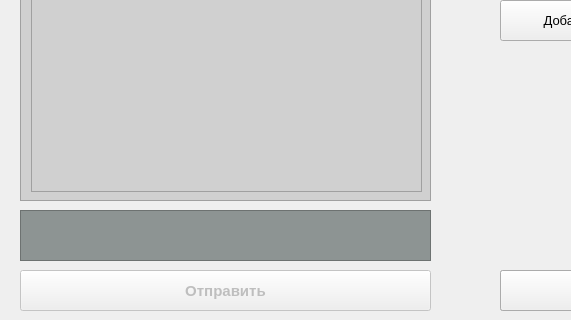
Old version of the form Client_Windows/Chat/menu.ui in the repository pavelmomo/dark_chat; both pictures show x 0 to 571 and y 180 to 500 of the 700 by 500 pixel window.
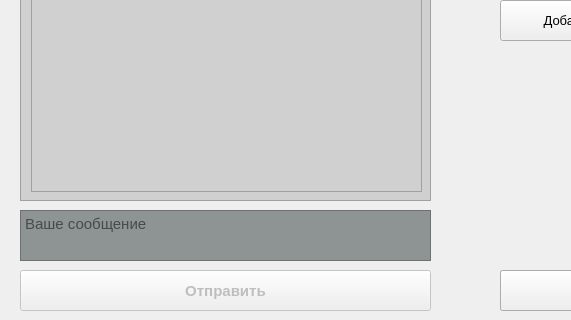
New version of the form. Icons and pictures are not drawn. Custom widgets are drawn as their Qt base class.

Commit message: Изменение интерфейса клиента windows

The edit to the form file:
```diff
--- a/Client_Windows/Chat/menu.ui
+++ b/Client_Windows/Chat/menu.ui
@@ -176,9 +176,17 @@
       <height>51</height>
      </rect>
     </property>
+    <property name="font">
+     <font>
+      <pointsize>11</pointsize>
+     </font>
+    </property>
     <property name="styleSheet">
      <string notr="true">background-color: rgb(141, 148, 147);</string>
     </property>
+    <property name="placeholderText">
+     <string notr="true">Ваше сообщение</string>
+    </property>
    </widget>
    <widget class="QPushButton" name="exit_session">
     <property name="geometry">
```
Left out of the diff: 7 changed lines with no effect on the pictures. The commit also changes 7 other files.
